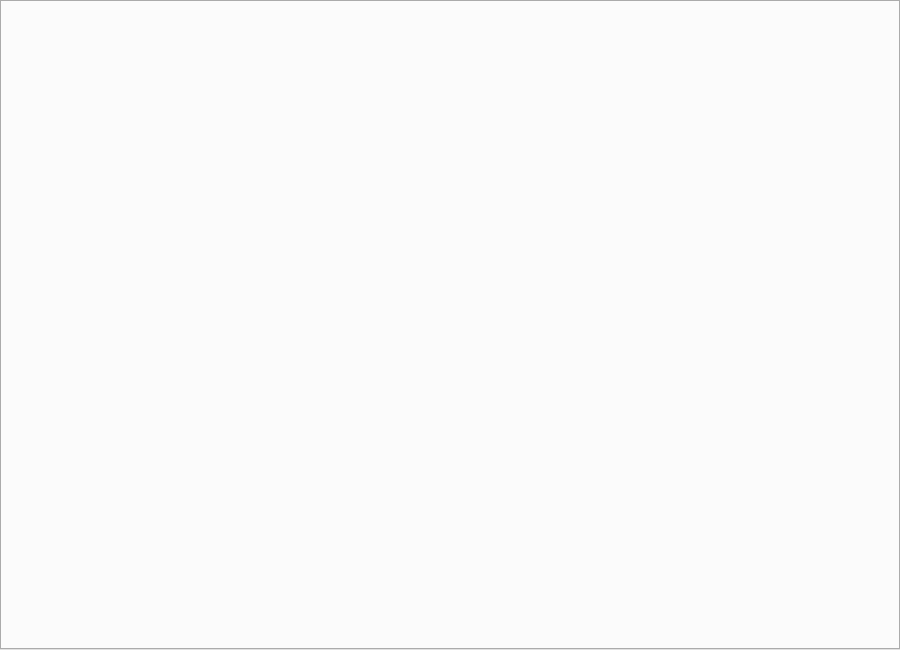
Qt form MainWindow.ui (ondrejbudai/othello) before a commit.
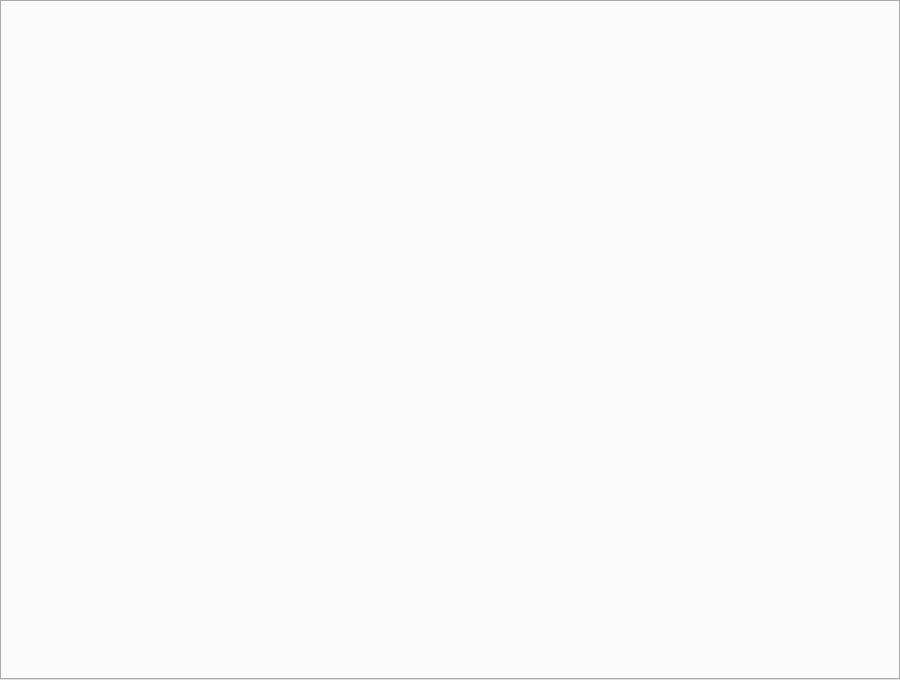
The same form after that commit.

Commit message: zmena vlekosti, nech sa tam vsetko vojde

The edit to the form file:
```diff
--- a/MainWindow.ui
+++ b/MainWindow.ui
@@ -7,7 +7,7 @@
     <x>0</x>
     <y>0</y>
     <width>900</width>
-    <height>650</height>
+    <height>680</height>
    </rect>
   </property>
   <property name="windowTitle">
```
